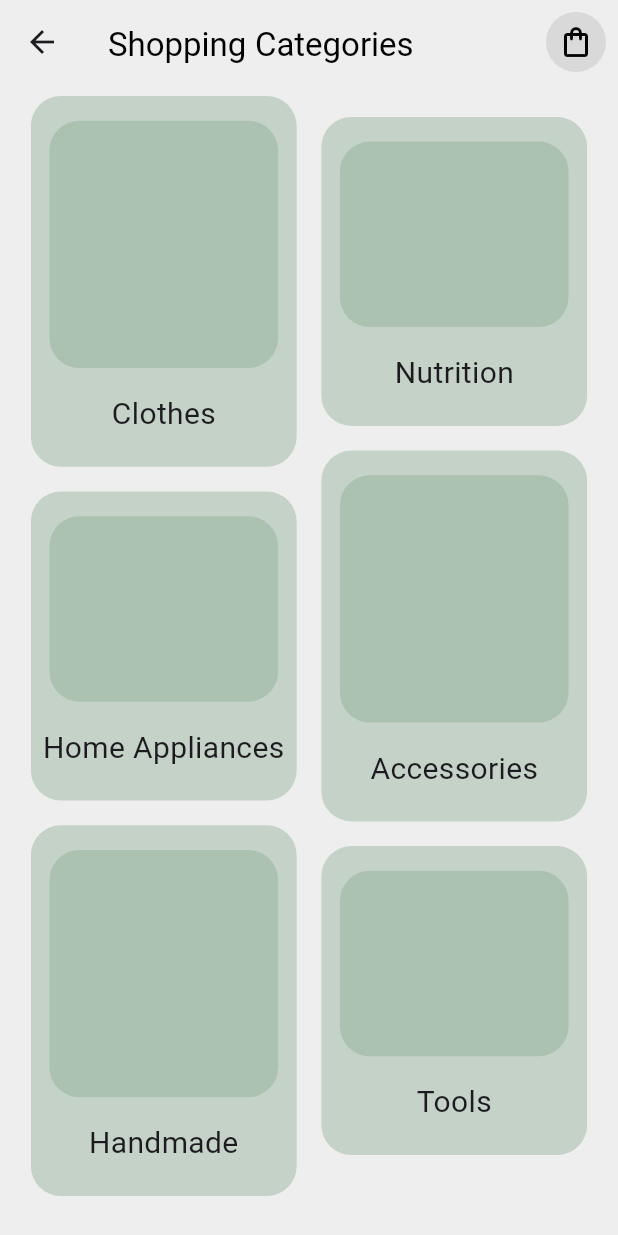
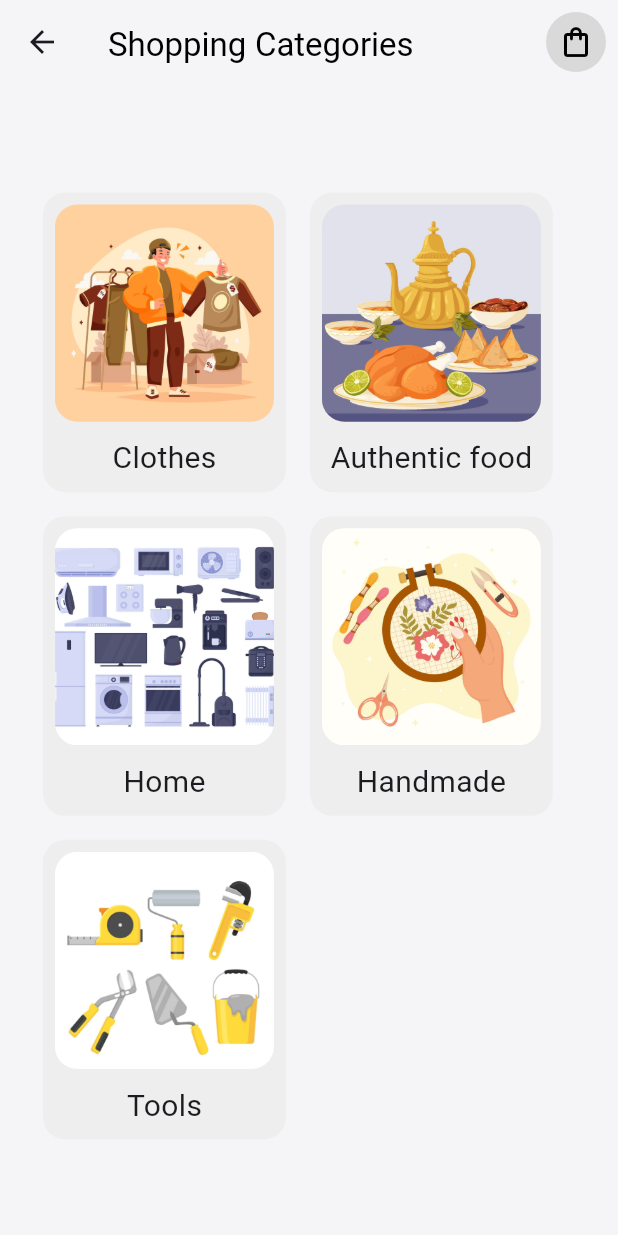
Before and after one commit to mohamedmahmoud95/Google-solution-challenge-2024, a Flutter app: the CategoriesScreen screen opened by its route, on a phone screen of 412 x 824 dp. Run offline on Flutter 3.47's test engine with Material 3 defaults, Android fonts, the phone set to English and light mode, and no system bars; our stand-ins replace bloc, card_swiper, cloud_firestore, easy_localization, equatable, firebase_auth and 15 more; missing offline and left inert: google_mlkit_face_detection, tflite_flutter; accounts and stored records are empty.

Commit message:
UI updates in multiple files

```diff
--- /dev/null
+++ b/lib/features/market_place/domain/product_category.dart
@@ -0,0 +1,10 @@
+class ProductCategory{
+  String? id;
+  String? name;
+  String? imageUrl;
+  ProductCategory({
+    this.id,
+    this.name,
+    this.imageUrl,
+});
+}
--- a/lib/features/market_place/presentation/pages/categories_screen.dart
+++ b/lib/features/market_place/presentation/pages/categories_screen.dart
@@ -1,5 +1,8 @@
 import 'package:flutter/material.dart';
 import 'package:google_solution_challenge_2024/core/utils/app_colors.dart';
+
+import '../../dummy_data.dart';
+import '../widget/product_category_card.dart';
 
 class CategoriesScreen extends StatelessWidget {
   const CategoriesScreen({super.key});
@@ -11,7 +14,6 @@ class CategoriesScreen extends StatelessWidget {
     return Scaffold(
       appBar: AppBar(
         title: const Text('Shopping Categories'),
-        backgroundColor: AppColors.offWhite,
         actions: [
           Padding(
             padding: const EdgeInsets.all(8.0),
@@ -30,19 +32,26 @@ class CategoriesScreen extends StatelessWidget {
           ),
         ],
       ),
-      backgroundColor: AppColors.offWhite,
       body: Center(
         child: Padding(
           padding: const EdgeInsets.only(top: 8.0),
           child: SizedBox(
             width: screenWidth * 0.9,
-            child: Row(
-              mainAxisAlignment: MainAxisAlignment.spaceBetween,
+            child:
+                SingleChildScrollView(
+                  scrollDirection: Axis.vertical,
+            child: Wrap(
               children: [
-                leftColumn(context),
-                rightColumn(context),
+                ...sampleProductCategories.map((category) => ProductCategoryCard(productCategory: category)),
               ],
-            ),
+            ),),
+            // Row(
+            //   mainAxisAlignment: MainAxisAlignment.spaceBetween,
+            //   children: [
+            //     leftColumn(context),
+            //     rightColumn(context),
+            //   ],
+            // ),
           ),
         ),
       ),
@@ -52,7 +61,8 @@ class CategoriesScreen extends StatelessWidget {
   Widget leftColumn(BuildContext context) {
     double screenWidth = MediaQuery.of(context).size.width;
     double screenHeight = MediaQuery.of(context).size.height;
-    return SingleChildScrollView(
+    return
+      SingleChildScrollView(
       child: Column(
         children: [
           GestureDetector(
--- /dev/null
+++ b/lib/features/market_place/presentation/widget/product_category_card.dart
@@ -0,0 +1,54 @@
+import 'package:flutter/cupertino.dart';
+import 'package:google_solution_challenge_2024/core/utils/app_colors.dart';
+import 'package:google_solution_challenge_2024/core/utils/app_measures.dart';
+import 'package:google_solution_challenge_2024/core/utils/image_utilities.dart';
+import 'package:google_solution_challenge_2024/core/utils/screen_utils.dart';
+import 'package:google_solution_challenge_2024/features/market_place/domain/product_category.dart';
+
+class ProductCategoryCard extends StatelessWidget {
+  final ProductCategory productCategory;
+  const ProductCategoryCard({super.key, required this.productCategory});
+
+  @override
+  Widget build(BuildContext context) {
+    return Padding(
+      padding: const EdgeInsets.all(8),
+      child: Container(
+        decoration: BoxDecoration(
+          borderRadius:
+              BorderRadius.circular(AppMeasures.defaultCircularRadius),
+          color: AppColors.offWhite,
+        ),
+        child:
+            Padding(
+              padding: const EdgeInsets.all(8),
+
+        child: Column(
+          children: [
+            Container(
+              height: ScreenUtils.getScreenHeight(context) / 5 - 20,
+              width: ScreenUtils.getScreenWidth(context) / 2 - 60,
+              decoration: BoxDecoration(
+                borderRadius:
+                    BorderRadius.circular(AppMeasures.defaultCircularRadius),
+                color: AppColors.offWhite,
+                image: DecorationImage(
+
+                image: ImageUtils.getImage(productCategory.imageUrl,)!, fit: BoxFit.cover,
+              ),),
+            ),
+            const SizedBox(height: 10,),
+            Text(
+              productCategory.name!,
+              style: const TextStyle(
+                overflow: TextOverflow.ellipsis,
+                fontSize: 20,
+              ),
+            )
+          ],
+        ),
+      ),
+      ),
+    );
+  }
+}
--- a/pubspec.yaml
+++ b/pubspec.yaml
@@ -65,6 +65,7 @@ flutter:
    - assets/images/
    - assets/images/Mohamed Raslan.png
    - assets/images/mental_health/
+   - assets/images/market_place/categories/
    - assets/translations/
    - assets/models/mobileFaceNet.tflite
    - assets/images/market_place/categories/
```
Also changed, not shown: lib/core/utils/app_images.dart (+38 -0 lines), lib/features/market_place/dummy_data.dart (added, +66 -0 lines).
